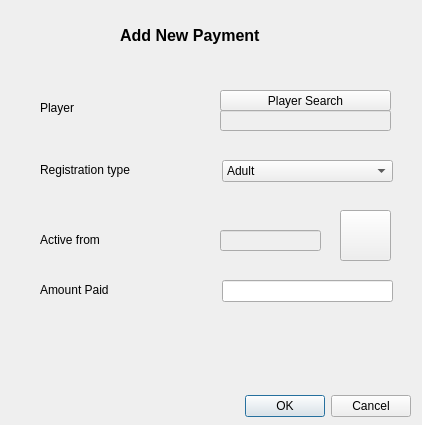
Above: addpaymentdiag.ui from stefanmarjanovic/Comp before the change. Below: the same form after it.
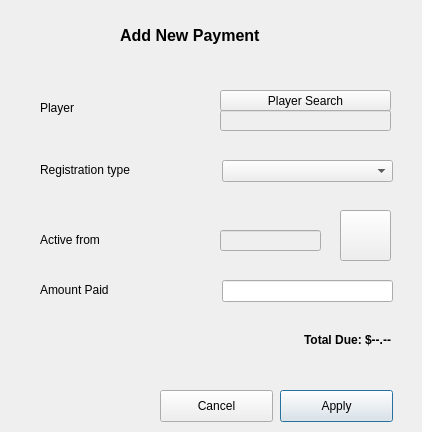
That is the form after the change. Icons and pictures are not drawn.

Diff of the .ui file:
```diff
--- a/addpaymentdiag.ui
+++ b/addpaymentdiag.ui
@@ -7,28 +7,12 @@
     <x>0</x>
     <y>0</y>
     <width>422</width>
-    <height>425</height>
+    <height>432</height>
    </rect>
   </property>
   <property name="windowTitle">
    <string>Dialog</string>
   </property>
-  <widget class="QDialogButtonBox" name="buttonBox">
-   <property name="geometry">
-    <rect>
-     <x>70</x>
-     <y>390</y>
-     <width>341</width>
-     <height>32</height>
-    </rect>
-   </property>
-   <property name="orientation">
-    <enum>Qt::Horizontal</enum>
-   </property>
-   <property name="standardButtons">
-    <set>QDialogButtonBox::Cancel|QDialogButtonBox::Ok</set>
-   </property>
-  </widget>
   <widget class="QLabel" name="label">
    <property name="geometry">
     <rect>
@@ -184,21 +168,67 @@
      <height>22</height>
     </rect>
    </property>
-   <item>
-    <property name="text">
-     <string>Adult</string>
-    </property>
-   </item>
-   <item>
-    <property name="text">
-     <string>Teen</string>
-    </property>
-   </item>
-   <item>
-    <property name="text">
-     <string>Child</string>
-    </property>
-   </item>
+  </widget>
+  <widget class="QLabel" name="totalLabel">
+   <property name="geometry">
+    <rect>
+     <x>150</x>
+     <y>330</y>
+     <width>241</width>
+     <height>20</height>
+    </rect>
+   </property>
+   <property name="font">
+    <font>
+     <pointsize>9</pointsize>
+     <weight>75</weight>
+     <bold>true</bold>
+    </font>
+   </property>
+   <property name="text">
+    <string>Total Due: $--.--</string>
+   </property>
+   <property name="alignment">
+    <set>Qt::AlignRight|Qt::AlignTrailing|Qt::AlignVCenter</set>
+   </property>
+  </widget>
+  <widget class="QPushButton" name="cancel">
+   <property name="geometry">
+    <rect>
+     <x>160</x>
+     <y>390</y>
+     <width>113</width>
+     <height>32</height>
+    </rect>
+   </property>
+   <property name="text">
+    <string>Cancel</string>
+   </property>
+  </widget>
+  <widget class="QPushButton" name="apply">
+   <property name="geometry">
+    <rect>
+     <x>280</x>
+     <y>390</y>
+     <width>113</width>
+     <height>32</height>
+    </rect>
+   </property>
+   <property name="autoFillBackground">
+    <bool>false</bool>
+   </property>
+   <property name="text">
+    <string>Apply</string>
+   </property>
+   <property name="autoDefault">
+    <bool>false</bool>
+   </property>
+   <property name="default">
+    <bool>true</bool>
+   </property>
+   <property name="flat">
+    <bool>false</bool>
+   </property>
   </widget>
  </widget>
  <resources/>
```
Left out of the diff: 35 changed lines with no effect on the pictures.
